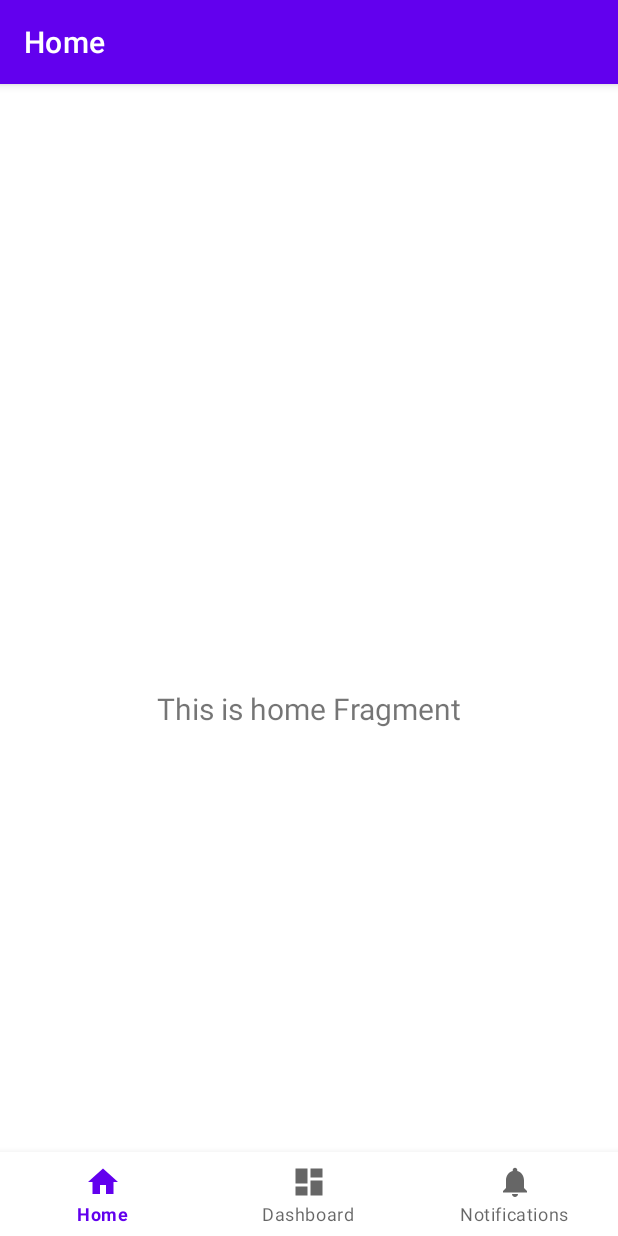
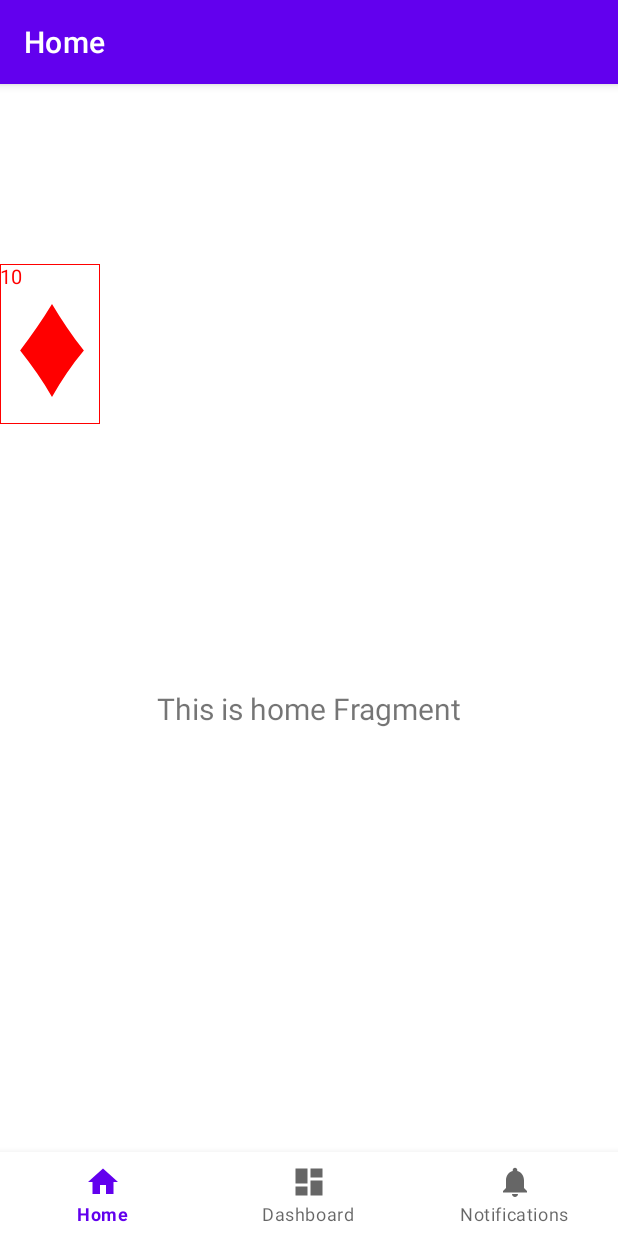
Before and after one commit to jc65536/Solitaire, an Android app: the screen it shows after launch (MainActivity), on a phone screen of 412 x 824 dp. Run offline under Robolectric (Android 15) with nearby library versions, the phone set to English and light mode, and no system bars; our stand-ins replace navigation-ui.

Commit message:
Displayed a basic card

```diff
--- /dev/null
+++ b/app/src/main/java/site/jcfp/solitaire/components/Card.kt
@@ -0,0 +1,39 @@
+package site.jcfp.solitaire.components
+
+import android.content.Context
+import android.graphics.Canvas
+import android.graphics.Color
+import android.graphics.Paint
+import android.graphics.Rect
+import android.util.AttributeSet
+import android.view.View
+import site.jcfp.solitaire.R
+
+class Card(context: Context, attrs: AttributeSet) : View(context, attrs) {
+    private val paint = Paint().apply {
+        color = Color.RED
+        textSize = 20f
+    }
+
+    private val outlinePaint = Paint().apply {
+        style = Paint.Style.STROKE
+        color = Color.RED
+        strokeWidth = 2f
+    }
+
+    private val icon = context.resources.getDrawable(R.drawable.ic_diamonds, null).apply {
+        setBounds(20, 40, 84, 133)
+    }
+
+    override fun onMeasure(widthMeasureSpec: Int, heightMeasureSpec: Int) {
+        super.onMeasure(widthMeasureSpec, heightMeasureSpec)
+        setMeasuredDimension(100, 160)
+    }
+
+    override fun onDraw(canvas: Canvas) {
+        super.onDraw(canvas)
+        canvas.drawRect(Rect(0, 0, 100, 160), outlinePaint)
+        canvas.drawText("10", 0f, 20f, paint)
+        icon.draw(canvas)
+    }
+}
--- /dev/null
+++ b/app/src/main/res/drawable/ic_diamonds.xml
@@ -0,0 +1,10 @@
+<vector xmlns:android="http://schemas.android.com/apk/res/android"
+    android:width="254dp"
+    android:height="372dp"
+    android:viewportWidth="254"
+    android:viewportHeight="372">
+  <path
+      android:pathData="M127,0C88.3,64.4 44.74,126.35 0.48,185.84C46.82,245.34 91.08,307.29 127,371.68C164.31,306.06 205.09,243.5 253.52,185.84C206.48,126.35 163.61,63.18 127,0Z"
+      android:fillColor="#FF0000"
+      android:fillType="evenOdd"/>
+</vector>
--- a/app/src/main/res/layout/fragment_home.xml
+++ b/app/src/main/res/layout/fragment_home.xml
@@ -19,4 +19,12 @@
         app:layout_constraintEnd_toEndOf="parent"
         app:layout_constraintStart_toStartOf="parent"
         app:layout_constraintTop_toTopOf="parent" />
+
+    <site.jcfp.solitaire.components.Card
+        android:id="@+id/card"
+        android:layout_width="411dp"
+        android:layout_height="wrap_content"
+        android:layout_marginTop="64dp"
+        app:layout_constraintStart_toStartOf="parent"
+        app:layout_constraintTop_toTopOf="parent" />
 </androidx.constraintlayout.widget.ConstraintLayout>
```
Also changed, not shown: app/src/main/java/site/jcfp/solitaire/components/Tableau.kt (added, +8 -0 lines), app/src/main/res/drawable/ic_clubs.xml (added, +11 -0 lines), app/src/main/res/drawable/ic_hearts.xml (added, +9 -0 lines), app/src/main/res/drawable/ic_spades.xml (added, +12 -0 lines).
